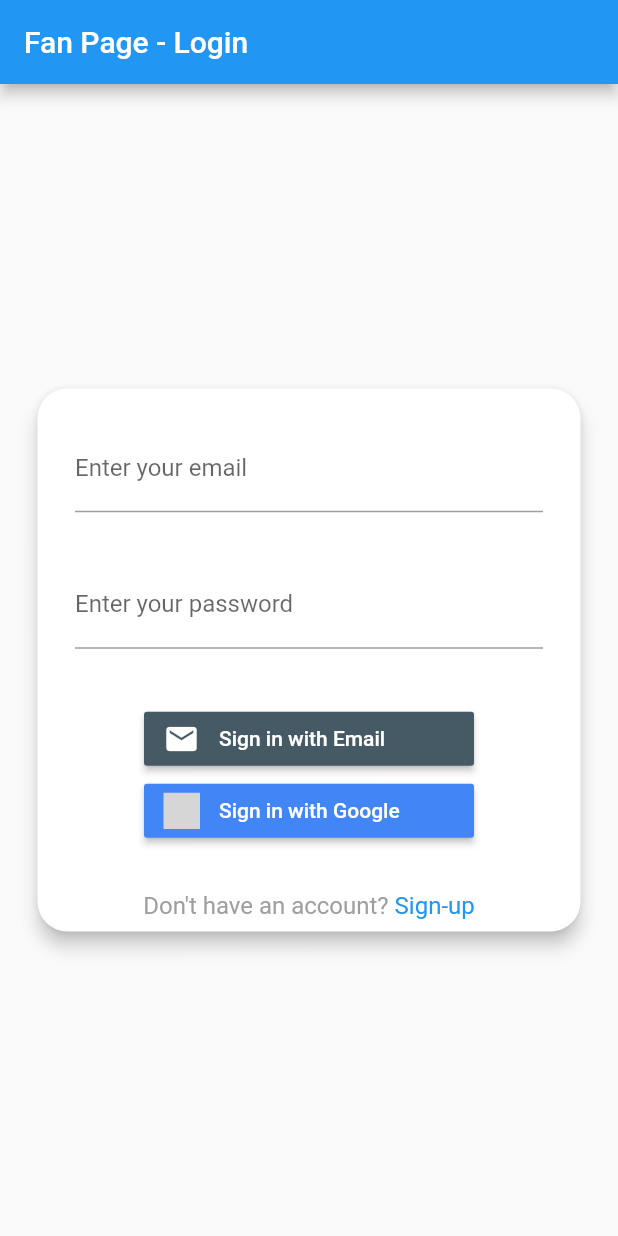
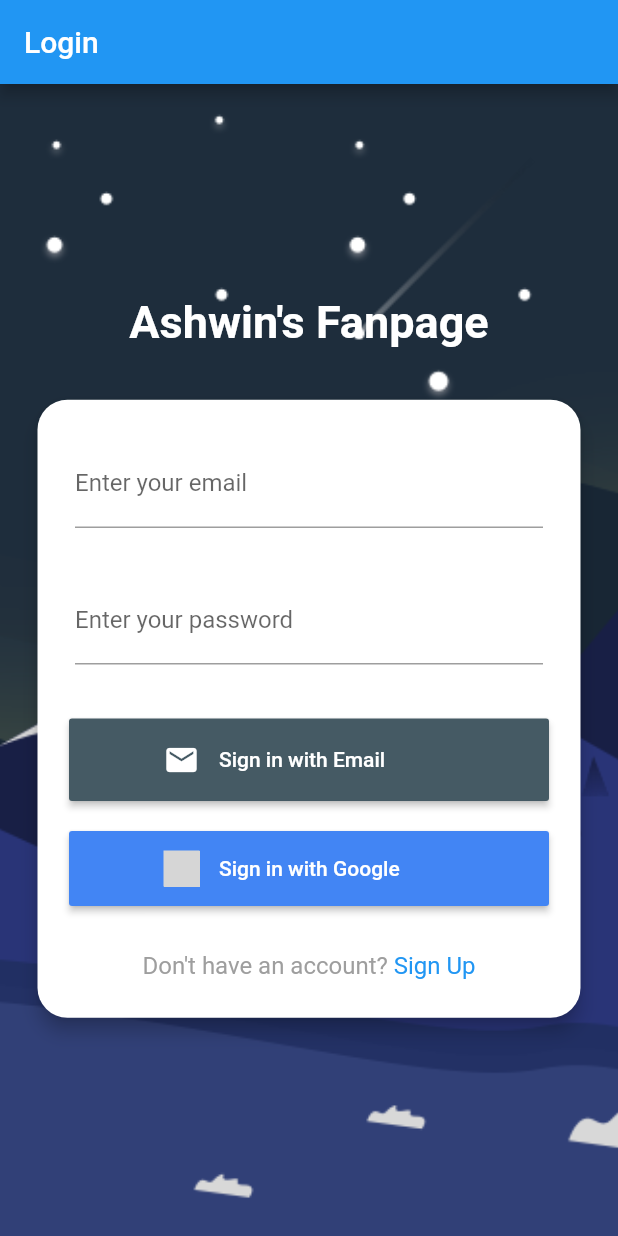
Before and after one commit to ashwinpilgaonkar/Fanpage-app, a Flutter app: the screen it shows after launch, on a phone screen of 412 x 824 dp. Run offline on Flutter 3.47's test engine with Material 2 defaults, Android fonts, the phone set to English and light mode, and no system bars; our stand-ins replace cloud_firestore, firebase_auth, firebase_core, flutter_signin_button, google_sign_in; accounts and stored records are empty; grey boxes are pictures that could not be loaded.

Commit message:
UI improvements

```diff
--- a/lib/login_page.dart
+++ b/lib/login_page.dart
@@ -20,9 +20,26 @@ class _LoginPage extends State<LoginPage> {
     final userNameController = TextEditingController();
     final passwordController = TextEditingController();
 
-    return Center(
-      child: Container(
-        height: 370,
+    return Container(
+      decoration: BoxDecoration(
+        image: DecorationImage(
+          image: AssetImage("assets/images/background.png"),
+          fit: BoxFit.cover,
+        ),
+      ),
+      child: Center(
+        child: SingleChildScrollView(
+            child: new Column(children: [
+          Text(
+            'Ashwin\'s Fanpage',
+            textAlign: TextAlign.center,
+            overflow: TextOverflow.ellipsis,
+            style: const TextStyle(
+                fontSize: 30, color: Colors.white, fontWeight: FontWeight.bold),
+          ),
+          const SizedBox(height: 30),
+          Container(
+            height: 420,
             width: 370,
             child: Card(
               elevation: 5,
@@ -33,9 +50,10 @@ class _LoginPage extends State<LoginPage> {
                 mainAxisAlignment: MainAxisAlignment.center,
                 crossAxisAlignment: CrossAxisAlignment.center,
                 children: <Widget>[
+                  const SizedBox(height: 10),
                   Padding(
-                padding:
-                    const EdgeInsets.symmetric(horizontal: 25, vertical: 16),
+                    padding: const EdgeInsets.symmetric(
+                        horizontal: 25, vertical: 16),
                     child: TextFormField(
                       controller: userNameController,
                       decoration: const InputDecoration(
@@ -46,8 +64,8 @@ class _LoginPage extends State<LoginPage> {
                     ),
                   ),
                   Padding(
-                padding:
-                    const EdgeInsets.symmetric(horizontal: 25, vertical: 16),
+                    padding: const EdgeInsets.symmetric(
+                        horizontal: 25, vertical: 16),
                     child: TextFormField(
                       controller: passwordController,
                       obscureText: true,
@@ -59,14 +77,17 @@ class _LoginPage extends State<LoginPage> {
                     ),
                   ),
                   const SizedBox(height: 20),
-              SignInButtonBuilder(
+                  SizedBox(
+                    height: 55,
+                    width: 320,
+                    child: SignInButtonBuilder(
                       text: 'Sign in with Email',
                       icon: Icons.email,
                       backgroundColor: Colors.blueGrey[700]!,
                       onPressed: () async {
                         if (userNameController.text == "") {
                           ScaffoldMessenger.of(context).showSnackBar(SnackBar(
-                      content: Text("Please enter a valid username"),
+                            content: Text("Please enter a valid email"),
                           ));
                         } else if (passwordController.text == "") {
                           ScaffoldMessenger.of(context).showSnackBar(SnackBar(
@@ -83,7 +104,8 @@ class _LoginPage extends State<LoginPage> {
                               context,
                               MaterialPageRoute(
                                   builder: (context) => MessagesView(
-                                userCredential.user!.providerData[0].email!)),
+                                      userCredential
+                                          .user!.providerData[0].email!)),
                             );
 
                             ScaffoldMessenger.of(context).showSnackBar(SnackBar(
@@ -91,11 +113,13 @@ class _LoginPage extends State<LoginPage> {
                             ));
                           } on FirebaseAuthException catch (e) {
                             if (e.code == 'user-not-found') {
-                        ScaffoldMessenger.of(context).showSnackBar(SnackBar(
+                              ScaffoldMessenger.of(context)
+                                  .showSnackBar(SnackBar(
                                 content: Text("No user found with that email"),
                               ));
                             } else if (e.code == 'wrong-password') {
-                        ScaffoldMessenger.of(context).showSnackBar(SnackBar(
+                              ScaffoldMessenger.of(context)
+                                  .showSnackBar(SnackBar(
                                 content: Text("Incorrect password"),
                               ));
                             }
@@ -107,7 +131,12 @@ class _LoginPage extends State<LoginPage> {
                         }
                       },
                     ),
-              SignInButton(
+                  ),
+                  SizedBox(height: 20),
+                  SizedBox(
+                    height: 50,
+                    width: 320,
+                    child: SignInButton(
                       Buttons.GoogleDark,
                       onPressed: () async {
                         final GoogleSignInAccount? googleUser =
@@ -129,8 +158,8 @@ class _LoginPage extends State<LoginPage> {
                             Navigator.push(
                               context,
                               MaterialPageRoute(
-                            builder: (context) => MessagesView(
-                                result.additionalUserInfo?.profile!['email'])),
+                                  builder: (context) => MessagesView(result
+                                      .additionalUserInfo?.profile!['email'])),
                             );
 
                             ScaffoldMessenger.of(context).showSnackBar(SnackBar(
@@ -144,6 +173,7 @@ class _LoginPage extends State<LoginPage> {
                         }
                       },
                     ),
+                  ),
                   const SizedBox(height: 30),
                   RichText(
                     text: TextSpan(
@@ -151,7 +181,7 @@ class _LoginPage extends State<LoginPage> {
                       children: <TextSpan>[
                         TextSpan(text: 'Don\'t have an account? '),
                         TextSpan(
-                        text: 'Sign-up',
+                            text: 'Sign Up',
                             style: TextStyle(color: Colors.blue),
                             recognizer: TapGestureRecognizer()
                               ..onTap = () {
@@ -164,10 +194,13 @@ class _LoginPage extends State<LoginPage> {
                       ],
                     ),
                   ),
+                  const SizedBox(height: 25),
                 ],
               ),
             ),
           ),
+        ])),
+      ),
     );
   }
 }
--- a/lib/main.dart
+++ b/lib/main.dart
@@ -16,7 +16,7 @@ class MyApp extends StatelessWidget {
     return MaterialApp(
       home: Scaffold(
         appBar: AppBar(
-          title: const Text('Fan Page - Login'),
+          title: const Text('Login'),
         ),
         body: const LoginPage(),
       ),
--- a/lib/signup_page.dart
+++ b/lib/signup_page.dart
@@ -104,7 +104,10 @@ class _SignUpPage extends State<SignUpPage> {
                     ),
                   ),
                   const SizedBox(height: 20),
-                  ElevatedButton(
+                  SizedBox(
+                    height: 50,
+                    width: 320,
+                    child: ElevatedButton(
                       style: ElevatedButton.styleFrom(
                           textStyle: const TextStyle(fontSize: 14)),
                       onPressed: () async {
@@ -153,16 +156,19 @@ class _SignUpPage extends State<SignUpPage> {
                             );
 
                             ScaffoldMessenger.of(context).showSnackBar(SnackBar(
-                            content: Text("Registered a new user successfully"),
+                              content:
+                                  Text("Registered a new user successfully"),
                             ));
                           } on FirebaseAuthException catch (e) {
                             if (e.code == 'weak-password') {
-                            ScaffoldMessenger.of(context).showSnackBar(SnackBar(
+                              ScaffoldMessenger.of(context)
+                                  .showSnackBar(SnackBar(
                                 content:
                                     Text("The password provided is too weak"),
                               ));
                             } else if (e.code == 'email-already-in-use') {
-                            ScaffoldMessenger.of(context).showSnackBar(SnackBar(
+                              ScaffoldMessenger.of(context)
+                                  .showSnackBar(SnackBar(
                                 content: Text(
                                     "An account already exists with that email"),
                               ));
@@ -174,7 +180,8 @@ class _SignUpPage extends State<SignUpPage> {
                           }
                         }
                       },
-                    child: const Text('SIGN UP'),
+                      child: const Text('Sign Up'),
+                    ),
                   ),
                   const SizedBox(height: 25),
                 ],
--- a/pubspec.yaml
+++ b/pubspec.yaml
@@ -44,6 +44,9 @@ dev_dependencies:
 # The following section is specific to Flutter.
 flutter:
 
+  assets:
+    - assets/images/background.png
+
   # The following line ensures that the Material Icons font is
   # included with your application, so that you can use the icons in
   # the material Icons class.
```
Also changed, not shown: assets/images/background.png (added). Lines whose indentation alone changed are shown as unchanged.
